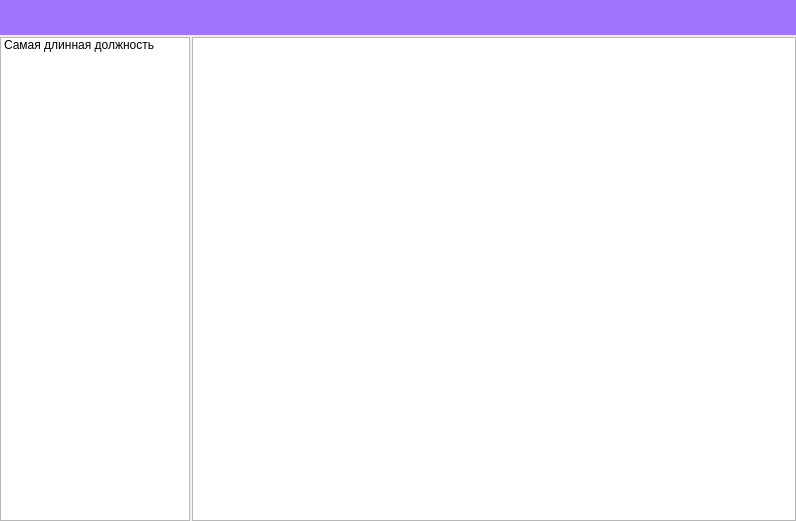
First picture: the form in ui/new/worker_list.ui, repository Meller008/CRM-Avi, before the edit.
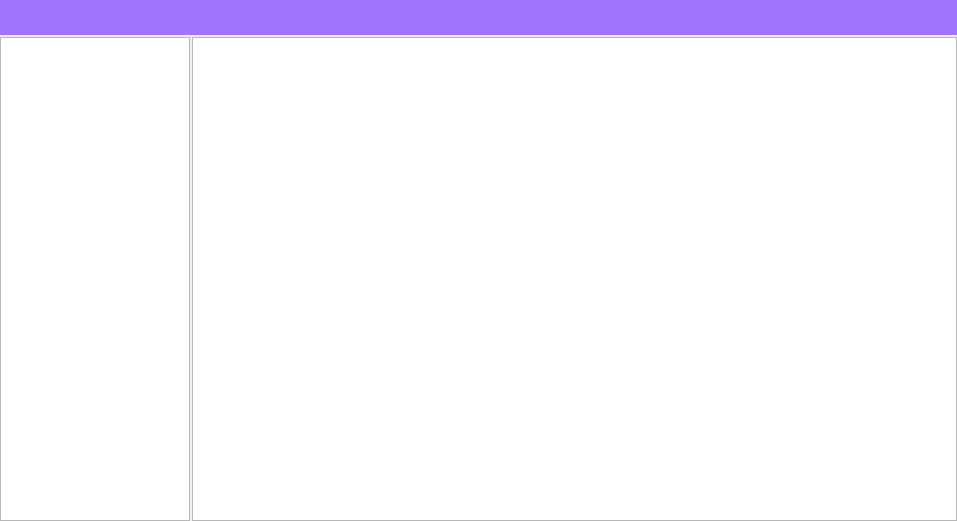
Second picture: the form after the edit.

The edit to the form file:
```diff
--- a/ui/new/worker_list.ui
+++ b/ui/new/worker_list.ui
@@ -6,7 +6,7 @@
    <rect>
     <x>0</x>
     <y>0</y>
-    <width>796</width>
+    <width>957</width>
     <height>521</height>
    </rect>
   </property>
@@ -60,15 +60,62 @@
          <height>16777215</height>
         </size>
        </property>
-       <item>
-        <property name="text">
-         <string>Самая длинная должность</string>
-        </property>
-       </item>
+       <property name="font">
+        <font>
+         <family>Arial</family>
+         <pointsize>10</pointsize>
+        </font>
+       </property>
+       <property name="editTriggers">
+        <set>QAbstractItemView::NoEditTriggers</set>
+       </property>
+       <property name="tabKeyNavigation">
+        <bool>false</bool>
+       </property>
+       <property name="alternatingRowColors">
+        <bool>true</bool>
+       </property>
+       <property name="movement">
+        <enum>QListView::Static</enum>
+       </property>
+       <property name="flow">
+        <enum>QListView::TopToBottom</enum>
+       </property>
+       <property name="isWrapping" stdset="0">
+        <bool>false</bool>
+       </property>
+       <property name="viewMode">
+        <enum>QListView::ListMode</enum>
+       </property>
       </widget>
      </item>
      <item row="1" column="1">
-      <widget class="QTableWidget" name="tableWidget"/>
+      <widget class="QTableWidget" name="tw_worker">
+       <property name="font">
+        <font>
+         <family>Arial</family>
+         <pointsize>10</pointsize>
+        </font>
+       </property>
+       <property name="editTriggers">
+        <set>QAbstractItemView::NoEditTriggers</set>
+       </property>
+       <property name="alternatingRowColors">
+        <bool>true</bool>
+       </property>
+       <property name="selectionBehavior">
+        <enum>QAbstractItemView::SelectRows</enum>
+       </property>
+       <attribute name="verticalHeaderVisible">
+        <bool>false</bool>
+       </attribute>
+       <attribute name="verticalHeaderDefaultSectionSize">
+        <number>25</number>
+       </attribute>
+       <attribute name="verticalHeaderMinimumSectionSize">
+        <number>25</number>
+       </attribute>
+      </widget>
      </item>
      <item row="0" column="0" colspan="2">
       <layout class="QHBoxLayout" name="horizontalLayout" stretch="2,4">
```
Left out of the diff: 2 changed lines with no effect on the pictures.
